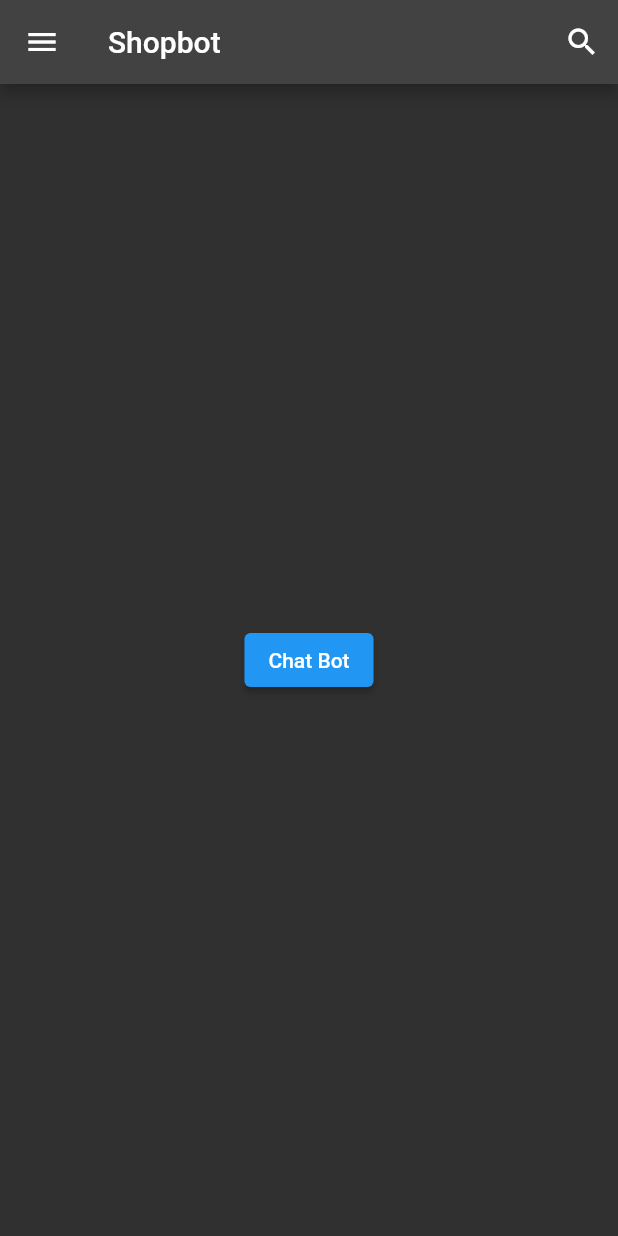
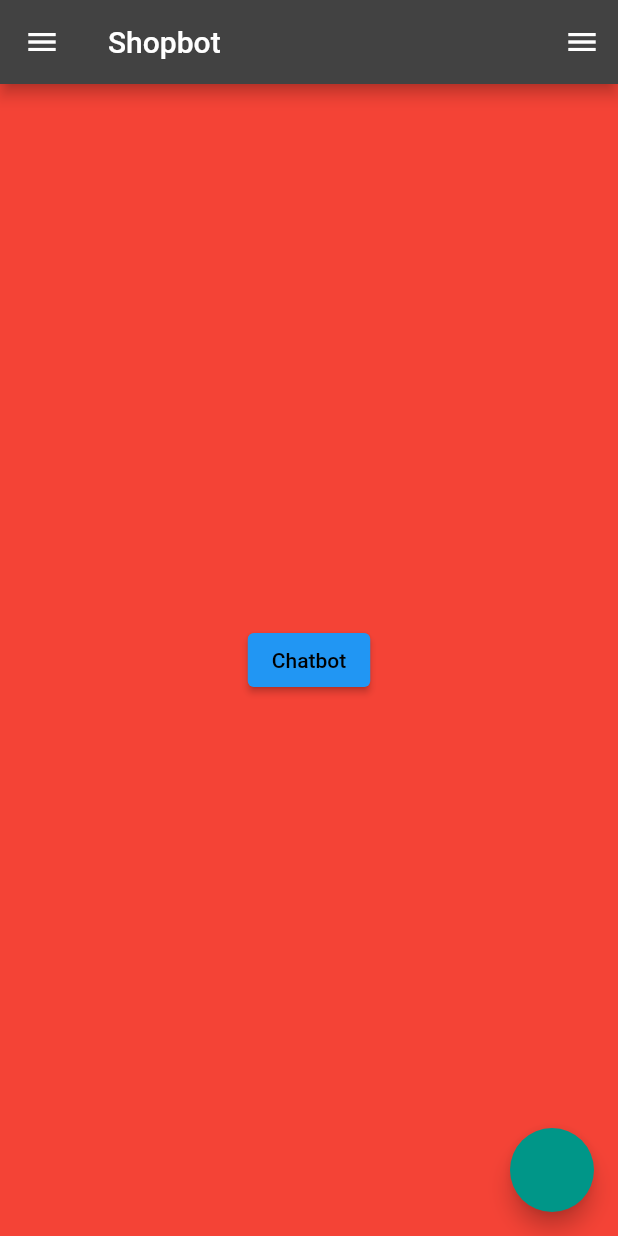
Before and after one commit to Arjun136/shopbot, a Flutter app: the screen it shows after launch, on a phone screen of 412 x 824 dp. Run offline on Flutter 3.47's test engine with Material 2 defaults, Android fonts, the phone set to English and light mode, and no system bars; our stand-ins replace bubble; missing offline and left inert: flutter_dialogflow.

Commit message:
Update mainscreen.dart

```diff
--- a/lib/mainscreen.dart
+++ b/lib/mainscreen.dart
@@ -1,38 +1,48 @@
 import 'package:flutter/material.dart';
 import 'secondscreen.dart';
+import 'thirdscreen.dart';
 class MainScreen extends StatelessWidget {
   @override
   Widget build(BuildContext context) {
     return Scaffold(
+      backgroundColor: Colors.red,
       appBar: AppBar(
         leading: IconButton(icon: Icon(Icons.menu), onPressed: () {
           //
         }),
         title: Text("Shopbot"),
         actions: <Widget>[
-          IconButton(icon: Icon(Icons.search), onPressed: () {
+          IconButton(icon: Icon(Icons.menu), onPressed: () {
             //
           }),
         ],
       ),
+
       body: Center(
         child: ElevatedButton(
-          child: Text("Chat Bot",
-          style: TextStyle(
-              color: Colors.white,
-
-
-          ),
+          child: Text("Chatbot",
+            style: TextStyle(
+              color: Colors.black,
+            ),
           ),
           onPressed: () {
             Navigator.push(context,
-            MaterialPageRoute(builder: (context) => SecondScreen()),
-
+              MaterialPageRoute(builder: (context) => SecondScreen()),
 
             );
           },
         ),
+
       ),
+    floatingActionButton: FloatingActionButton(
+    onPressed: () {
+      Navigator.push(context,
+          MaterialPageRoute(builder: (context) => ThirdScreen()),
+      );
+      },
+    backgroundColor: Colors.teal,
+    )
+
     );
   }
 }
```
